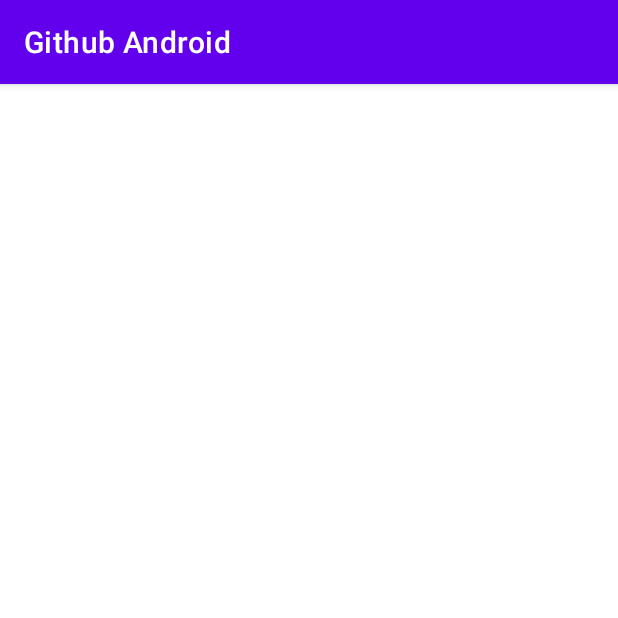
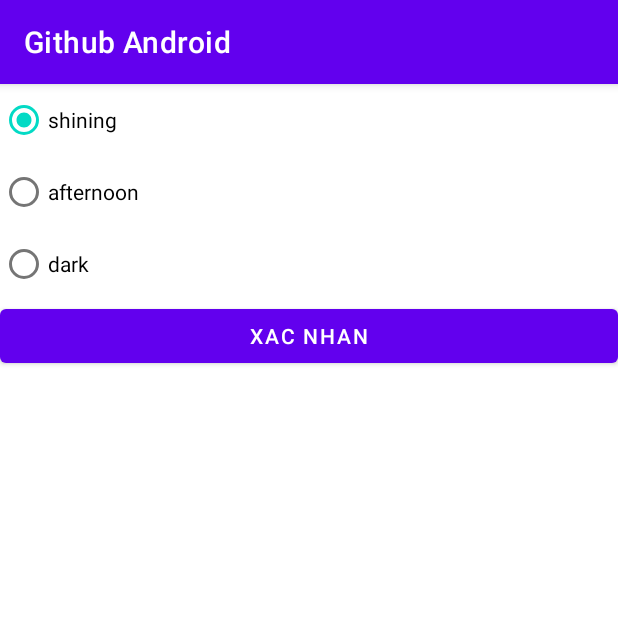
Before and after one commit to lotuanthanh2001/github-android, an Android app: the screen it shows after launch (Bai29Activity), after a tap on "BAI29", on a phone screen of 412 x 824 dp, the top half of it. Run offline under Robolectric (Android 15) with nearby library versions, the phone set to English and light mode, and no system bars.

Commit message:
noi dung bai 30

```diff
--- a/app/src/main/AndroidManifest.xml
+++ b/app/src/main/AndroidManifest.xml
@@ -23,6 +23,9 @@
                 <category android:name="android.intent.category.LAUNCHER" />
             </intent-filter>
         </activity>
+        <activity
+            android:name=".bai30.Bai30Activity"
+            android:exported="false" />
         <activity
             android:name=".bai29.Bai29Activity"
             android:exported="false" />
--- a/app/src/main/java/com/example/githubandroid/MainActivity.java
+++ b/app/src/main/java/com/example/githubandroid/MainActivity.java
@@ -22,6 +22,7 @@ import com.example.githubandroid.bai26.Bai26Activity;
 import com.example.githubandroid.bai27.Bai27Activity;
 import com.example.githubandroid.bai28.Bai28Activity;
 import com.example.githubandroid.bai29.Bai29Activity;
+import com.example.githubandroid.bai30.Bai30Activity;
 import com.example.githubandroid.bai9.Bai9Activity;
 
 public class MainActivity extends AppCompatActivity {
@@ -178,6 +179,15 @@ public class MainActivity extends AppCompatActivity {
                 startActivity(intent);
             }
         });
+        Button btn30= findViewById(R.id.btnbai30);
+        btn30.setOnClickListener(new View.OnClickListener() {
+            @Override
+            public void onClick(View v) {
+                Intent intent = new Intent(MainActivity.this, Bai30Activity.class);
+                startActivity(intent);
+            }
+        });
+
 
 
 
--- a/app/src/main/java/com/example/githubandroid/bai29/Bai29Activity.java
+++ b/app/src/main/java/com/example/githubandroid/bai29/Bai29Activity.java
@@ -3,14 +3,61 @@ package com.example.githubandroid.bai29;
 import androidx.appcompat.app.AppCompatActivity;
 
 import android.os.Bundle;
+import android.view.View;
+import android.widget.Button;
+import android.widget.RadioButton;
+import android.widget.RadioGroup;
+import android.widget.Toast;
 
 import com.example.githubandroid.R;
 
 public class Bai29Activity extends AppCompatActivity {
+    RadioGroup radioGrouptime;
+    RadioButton rdshinning,rdafternoon,rddark;
+    Button buttonxacnhan;
 
     @Override
     protected void onCreate(Bundle savedInstanceState) {
         super.onCreate(savedInstanceState);
         setContentView(R.layout.activity_bai29);
+
+        radioGrouptime =(RadioGroup) findViewById(R.id.radioGroupthoigian);
+        buttonxacnhan=(Button)findViewById(R.id.btnxacnhanradio);
+        rdshinning =(RadioButton)findViewById(R.id.radioButtonshining);
+        rdafternoon=(RadioButton)findViewById(R.id.radioButtonafternoon);
+        rddark=(RadioButton)findViewById(R.id.radioButtondark);
+
+
+
+        buttonxacnhan.setOnClickListener(new View.OnClickListener() {
+            @Override
+            public void onClick(View v) {
+            if(rdshinning.isChecked()){
+            Toast.makeText(Bai29Activity.this,rdshinning.getText(), Toast.LENGTH_SHORT).show();
+            }
+            if (rdafternoon.isChecked()){
+                Toast.makeText(Bai29Activity.this,rdafternoon.getText(),Toast.LENGTH_SHORT).show();
+            }
+            if (rddark.isChecked()){
+                Toast.makeText(Bai29Activity.this,rddark.getText(),Toast.LENGTH_SHORT).show();
+            }
+            }
+        });
+        radioGrouptime.setOnCheckedChangeListener(new RadioGroup.OnCheckedChangeListener() {
+            @Override
+            public void onCheckedChanged(RadioGroup group, int checkedId) {
+                switch (checkedId) {
+                    case R.id.radioButtonshining:
+                        Toast.makeText(Bai29Activity.this,"ban chon shining",Toast.LENGTH_SHORT).show();
+                        break;
+                    case R.id.radioButtonafternoon:
+                        Toast.makeText(Bai29Activity.this,"ban chon afternoon",Toast.LENGTH_SHORT).show();
+                        break;
+                    case R.id.radioButtondark:
+                        Toast.makeText(Bai29Activity.this,"ban chon dark",Toast.LENGTH_SHORT).show();
+                        break;
+                }
+            }
+        });
     }
 }
--- a/app/src/main/res/layout/activity_bai29.xml
+++ b/app/src/main/res/layout/activity_bai29.xml
@@ -6,4 +6,36 @@
     android:layout_height="match_parent"
     tools:context=".bai29.Bai29Activity">
 
+    <RadioGroup
+        android:id="@+id/radioGroupthoigian"
+        android:layout_width="match_parent"
+        android:layout_height="match_parent"
+        tools:layout_editor_absoluteX="204dp"
+        tools:layout_editor_absoluteY="96dp">
+
+        <RadioButton
+            android:id="@+id/radioButtonshining"
+            android:layout_width="match_parent"
+            android:layout_height="wrap_content"
+            android:checked="true"
+            android:text="shining" />
+
+        <RadioButton
+            android:id="@+id/radioButtonafternoon"
+            android:layout_width="match_parent"
+            android:layout_height="wrap_content"
+            android:text="afternoon" />
+
+        <RadioButton
+            android:id="@+id/radioButtondark"
+            android:layout_width="match_parent"
+            android:layout_height="wrap_content"
+            android:text="dark" />
+
+        <Button
+            android:id="@+id/btnxacnhanradio"
+            android:layout_width="match_parent"
+            android:layout_height="wrap_content"
+            android:text="xac nhan" />
+    </RadioGroup>
 </androidx.constraintlayout.widget.ConstraintLayout>
```
Also changed, not shown: app/src/main/java/com/example/githubandroid/bai30/Bai30Activity.java (added, +33 -0 lines), app/src/main/res/layout/activity_bai30.xml (added, +33 -0 lines), app/src/main/res/layout/activity_main.xml (+9 -0 lines).
